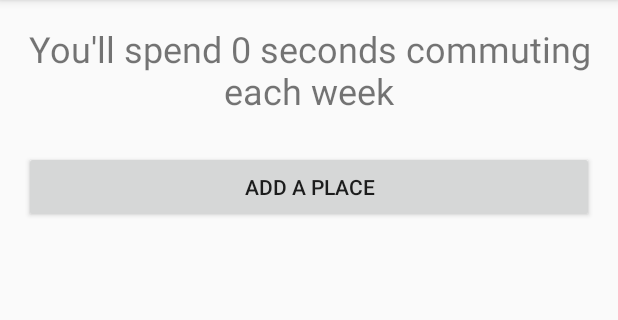
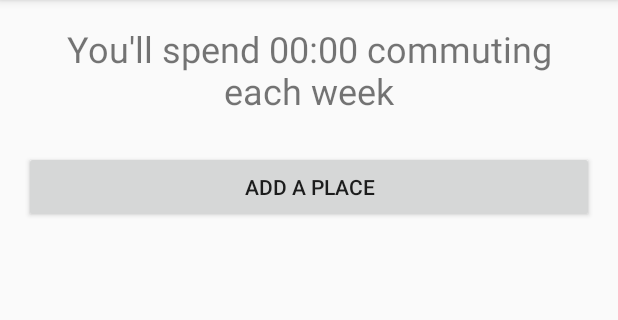
Before and after one commit to geekarist/WhereIsHome, an Android app: the screen it shows after launch (ShowCommutingTimeActivity), on a phone screen of 412 x 824 dp, the part 84-404 px from its top. Run offline under Robolectric (Android 15) with nearby library versions, the phone set to English and light mode, and no system bars; our stand-ins replace ButterKnife; libraries missing offline, so code that uses them is left out: com.annimon.stream; 3 statements that could not run were skipped.

Commit message:
Format total commute time

```diff
--- a/app/src/main/java/com/github/geekarist/whereishome/ShowCommutingTimeActivity.java
+++ b/app/src/main/java/com/github/geekarist/whereishome/ShowCommutingTimeActivity.java
@@ -5,6 +5,7 @@ import android.os.Bundle;
 import android.support.v7.app.AppCompatActivity;
 import android.support.v7.widget.LinearLayoutManager;
 import android.support.v7.widget.RecyclerView;
+import android.text.format.DateUtils;
 import android.view.View;
 import android.widget.TextView;
 
@@ -65,7 +66,9 @@ public class ShowCommutingTimeActivity extends AppCompatActivity {
     }
 
     private void updateCommutingTime() {
-        mCommutingTime.setText(getString(R.string.commuting_time_total_label, mAdapter.getTotalTime()));
+        Integer totalTime = mAdapter.getTotalTime();
+        String totalTimeStr = DateUtils.formatElapsedTime(totalTime);
+        mCommutingTime.setText(getString(R.string.commuting_time_total_label, totalTimeStr));
     }
 
     @OnClick(R.id.commuting_time_button_add_place)
--- a/app/src/main/res/values/strings.xml
+++ b/app/src/main/res/values/strings.xml
@@ -3,7 +3,7 @@
 
     <string name="commuting_time_add_place_label">Add a place</string>
     <string name="commuting_time_total_placeholder">Add some places and you\'ll see something here</string>
-    <string name="commuting_time_total_label">You\'ll spend %1$d seconds commuting each week</string>
+    <string name="commuting_time_total_label">You\'ll spend %1$s commuting each week</string>
 
     <string name="view_place_remove">Remove</string>
     <string name="view_place_text_number_per_week">%1$d times per week</string>
```
